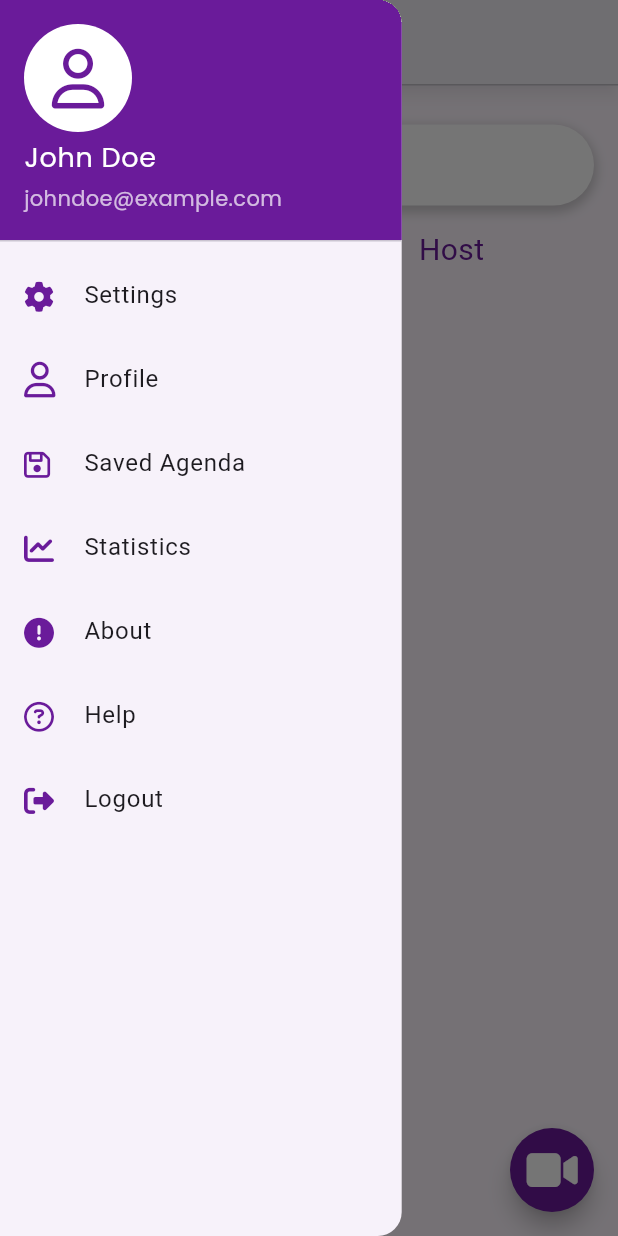
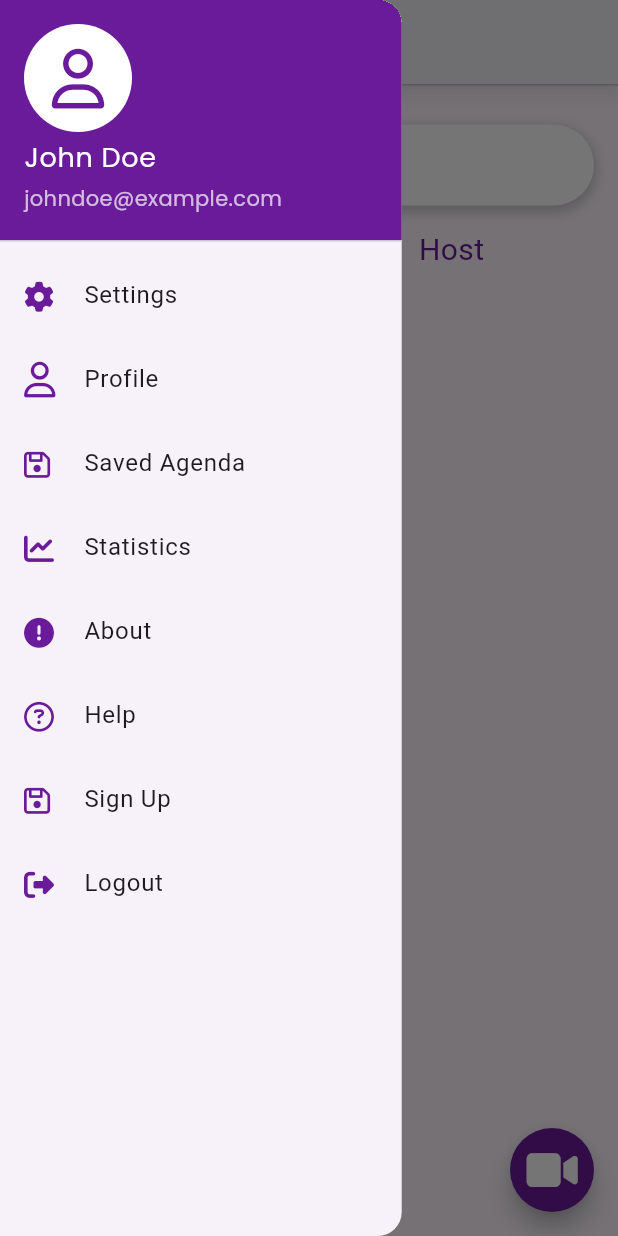
Before and after one commit to devi1262005/meet-app, a Flutter app: the Home screen opened directly, with the side drawer open, on a phone screen of 412 x 824 dp. Run offline on Flutter 3.47's test engine with Material 3 defaults, Android fonts, the phone set to English and light mode, and no system bars; our stand-ins replace cloud_firestore, firebase_auth, firebase_core, font_awesome_flutter, google_fonts, google_sign_in; accounts and stored records are empty.

Commit message:
Update Home.dart

```diff
--- a/meet/lib/page/Home.dart
+++ b/meet/lib/page/Home.dart
@@ -4,6 +4,7 @@ import 'package:font_awesome_flutter/font_awesome_flutter.dart';
 import 'package:meet/page/create.dart';
 import 'package:meet/page/csj.dart';
 import 'package:meet/page/settings.dart';
+import 'package:meet/page/signin.dart';
 
 class Home extends StatefulWidget {
   const Home({super.key});
@@ -108,10 +109,7 @@ class _HomeState extends State<Home> {
                 leading: FaIcon(FontAwesomeIcons.gear, color: Colors.purple.shade800, size: 20),
                 title: Text('Settings'),
                 onTap: () {
-                  Navigator.pushReplacement(
-                    context,
-                    MaterialPageRoute(builder: (context) => Settings()),
-                  );
+
                 },
               ),
               ListTile(
@@ -138,6 +136,14 @@ class _HomeState extends State<Home> {
                 leading: FaIcon(FontAwesomeIcons.circleQuestion, size: 20, color: Colors.purple.shade800),
                 title: Text('Help'),
                 onTap: () {},
+              ),
+               ListTile(
+                leading: FaIcon(FontAwesomeIcons.floppyDisk, color: Colors.purple.shade800, size: 20),
+                title: Text('Sign Up'),
+                onTap: () {
+                  Navigator.pushReplacement(
+        context, MaterialPageRoute(builder: (context) => Signup()));
+                },
               ),
               ListTile(
                 leading: FaIcon(FontAwesomeIcons.rightFromBracket, size: 20, color: Colors.purple.shade800),
```
